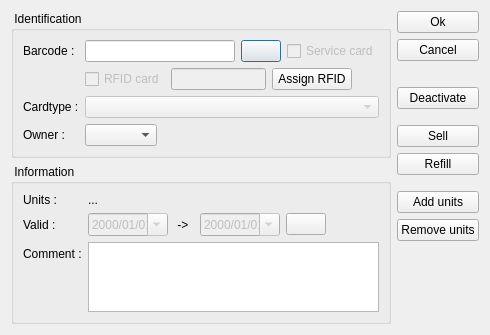
Old version of the form client/dlgpatientcardedit.ui in the repository tbikfalvi/Belenus.
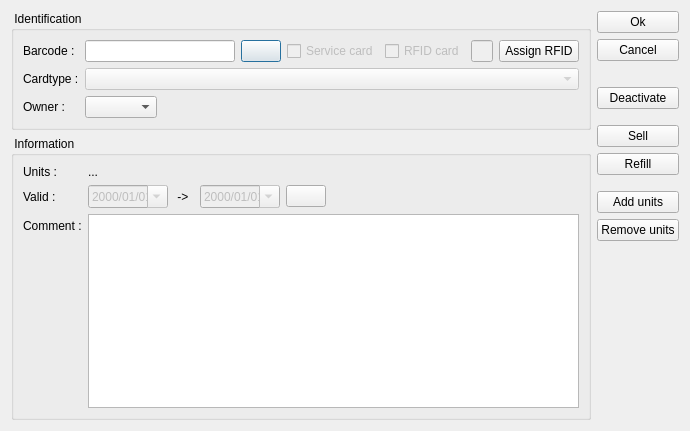
New version of the form.

Patch:
```diff
--- a/client/dlgpatientcardedit.ui
+++ b/client/dlgpatientcardedit.ui
@@ -6,8 +6,8 @@
    <rect>
     <x>0</x>
     <y>0</y>
-    <width>471</width>
-    <height>327</height>
+    <width>640</width>
+    <height>431</height>
    </rect>
   </property>
   <property name="windowTitle">
@@ -28,6 +28,9 @@
         <string> Identification </string>
        </property>
        <layout class="QFormLayout" name="formLayout">
+        <property name="fieldGrowthPolicy">
+         <enum>QFormLayout::AllNonFixedFieldsGrow</enum>
+        </property>
         <item row="0" column="0">
          <widget class="QLabel" name="lblBarcode">
           <property name="text">
@@ -71,23 +74,6 @@
            </widget>
           </item>
           <item>
-           <spacer name="horizontalSpacer_5">
-            <property name="orientation">
-             <enum>Qt::Horizontal</enum>
-            </property>
-            <property name="sizeHint" stdset="0">
-             <size>
-              <width>40</width>
-              <height>20</height>
-             </size>
-            </property>
-           </spacer>
-          </item>
-         </layout>
-        </item>
-        <item row="1" column="1">
-         <layout class="QHBoxLayout" name="horizontalLayout_7">
-          <item>
            <widget class="QCheckBox" name="chkIsRFID">
             <property name="enabled">
              <bool>false</bool>
@@ -115,7 +101,7 @@
            </widget>
           </item>
           <item>
-           <spacer name="horizontalSpacer_2">
+           <spacer name="horizontalSpacer_5">
             <property name="orientation">
              <enum>Qt::Horizontal</enum>
             </property>
@@ -129,14 +115,14 @@
           </item>
          </layout>
         </item>
-        <item row="2" column="0">
+        <item row="1" column="0">
          <widget class="QLabel" name="lblCardType">
           <property name="text">
            <string>Cardtype :</string>
           </property>
          </widget>
         </item>
-        <item row="2" column="1">
+        <item row="1" column="1">
          <layout class="QHBoxLayout" name="horizontalLayout_3">
           <item>
            <widget class="QComboBox" name="cmbCardType">
@@ -147,14 +133,14 @@
           </item>
          </layout>
         </item>
-        <item row="3" column="0">
+        <item row="2" column="0">
          <widget class="QLabel" name="lblPatient">
           <property name="text">
            <string>Owner :</string>
           </property>
          </widget>
         </item>
-        <item row="3" column="1">
+        <item row="2" column="1">
          <layout class="QHBoxLayout" name="horizontalLayout">
           <item>
            <widget class="QComboBox" name="cmbPatient"/>
```
Left out of the diff: 3 changed lines with no effect on the pictures.
